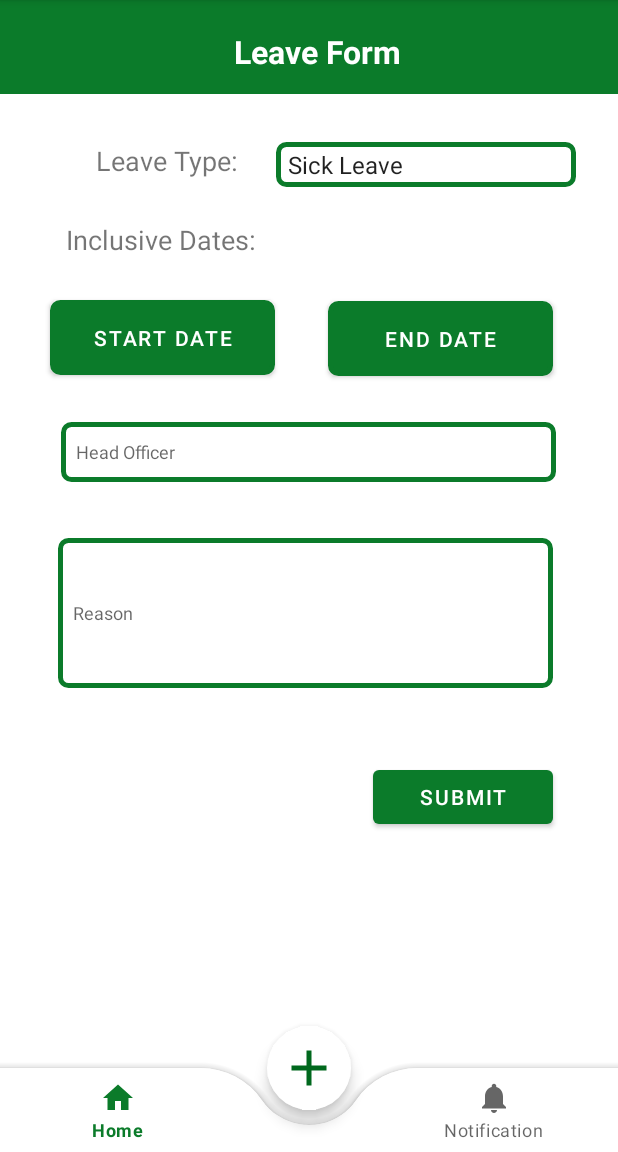
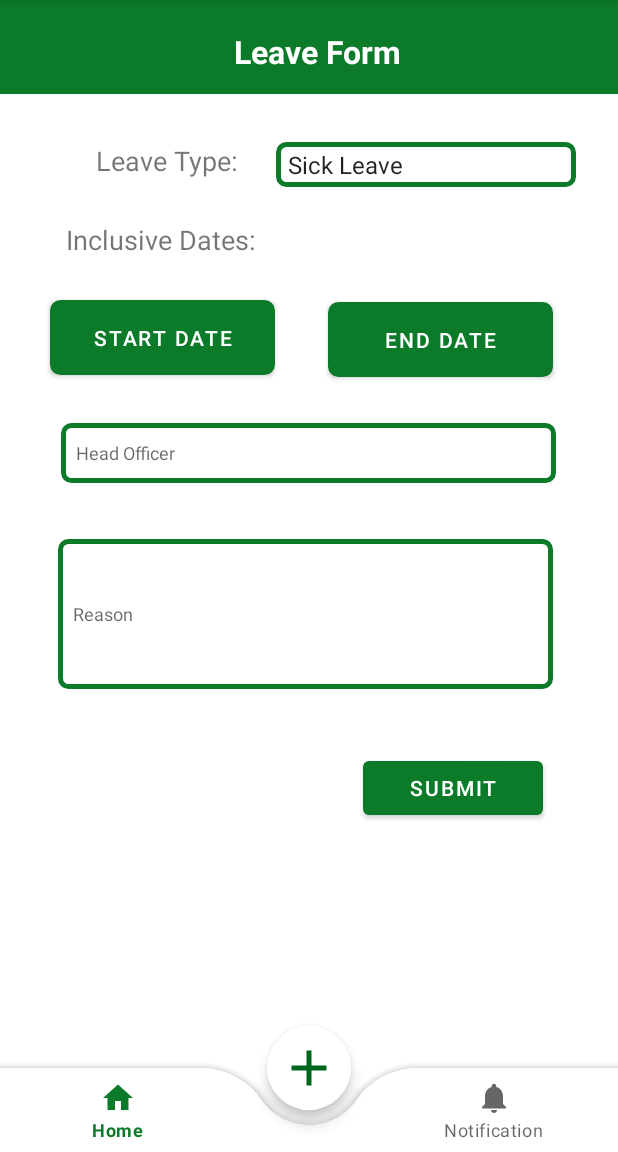
Before and after one commit to DarthCoder-afk/HRAssit_Mobile, an Android app: the fragment LeaveFormFragment placed in its activity, on a phone screen of 412 x 824 dp, the part 84-1236 px from its top. Run offline under Robolectric (Android 15) with nearby library versions, the phone set to English and light mode, and no system bars.

Commit message:
Fixed layout for forms

```diff
--- a/app/src/main/res/layout/fragment_leave_form.xml
+++ b/app/src/main/res/layout/fragment_leave_form.xml
@@ -88,16 +88,15 @@
         android:layout_width="150dp"
         android:layout_height="50dp"
         android:layout_below="@+id/spinnerLeaveType"
-        android:layout_marginTop="76dp"
         android:layout_toEndOf="@+id/buttonStartDateLeave"
         android:background="@drawable/spinner_border"
         android:text="End Date"
         app:layout_constraintBottom_toBottomOf="parent"
         app:layout_constraintEnd_toEndOf="parent"
-        app:layout_constraintHorizontal_bias="0.447"
+        app:layout_constraintHorizontal_bias="0.448"
         app:layout_constraintStart_toEndOf="@+id/buttonStartDateLeave"
-        app:layout_constraintTop_toBottomOf="@+id/spinnerLeaveType"
-        app:layout_constraintVertical_bias="0.0" />
+        app:layout_constraintTop_toBottomOf="@+id/inclusivedates"
+        app:layout_constraintVertical_bias="0.054" />
 
     <com.google.android.material.textfield.TextInputEditText
         android:id="@+id/editTextHeadOfficer"
@@ -144,14 +143,13 @@
         android:layout_below="@id/editTextReason"
         android:layout_alignParentStart="true"
         android:layout_centerHorizontal="true"
-        android:layout_marginBottom="192dp"
         android:text="Submit"
         app:layout_constraintBottom_toBottomOf="parent"
         app:layout_constraintEnd_toEndOf="parent"
-        app:layout_constraintHorizontal_bias="0.852"
+        app:layout_constraintHorizontal_bias="0.828"
         app:layout_constraintStart_toStartOf="parent"
         app:layout_constraintTop_toBottomOf="@+id/editTextReason"
-        app:layout_constraintVertical_bias="0.702" />
+        app:layout_constraintVertical_bias="0.16" />
 
 
 </androidx.constraintlayout.widget.ConstraintLayout>
--- a/app/src/main/res/layout/fragment_locator_form.xml
+++ b/app/src/main/res/layout/fragment_locator_form.xml
@@ -83,11 +83,12 @@
         android:layout_height="50dp"
         android:layout_below="@+id/editTextPurpose"
         android:layout_marginTop="60dp"
-        android:layout_marginEnd="60dp"
         android:layout_toEndOf="@+id/buttonStartDateLocator"
         android:background="@drawable/spinner_border"
         android:text="End Date"
         app:layout_constraintEnd_toEndOf="parent"
+        app:layout_constraintHorizontal_bias="0.422"
+        app:layout_constraintStart_toEndOf="@+id/buttonStartDateLocator"
         app:layout_constraintTop_toBottomOf="@+id/editTextPurpose" />
 
     <com.google.android.material.textfield.TextInputEditText
```
